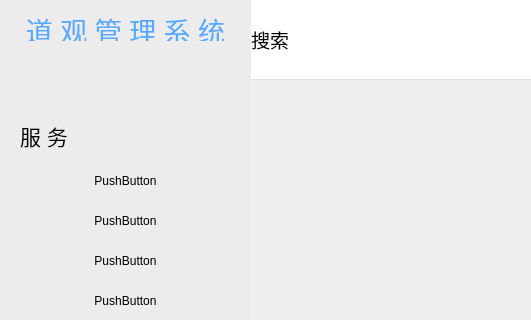
Before: the Qt Designer form Module/Home/HomePage.ui in com567/NewRepo, drawn with Qt 5; both pictures show x 0 to 531 and y 0 to 320 of the 1152 by 872 pixel window.
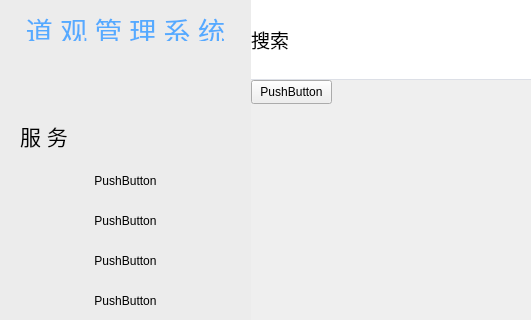
After: the same form once the commit is applied. The open tabs and pages were chosen to show the change. Icons and pictures are not drawn. Custom widgets are drawn as their Qt base class.

Patch:
```diff
--- a/Module/Home/HomePage.ui
+++ b/Module/Home/HomePage.ui
@@ -310,7 +310,21 @@
            <property name="currentIndex">
             <number>1</number>
            </property>
-           <widget class="PersonallnfoPage" name="personlinfopage"/>
+           <widget class="PersonallnfoPage" name="personlinfopage">
+            <widget class="QPushButton" name="pushButton_6">
+             <property name="geometry">
+              <rect>
+               <x>0</x>
+               <y>0</y>
+               <width>81</width>
+               <height>24</height>
+              </rect>
+             </property>
+             <property name="text">
+              <string>PushButton</string>
+             </property>
+            </widget>
+           </widget>
            <widget class="QWidget" name="mainpage"/>
           </widget>
          </item>
```
Left out of the diff: 7 changed lines with no effect on the pictures.
